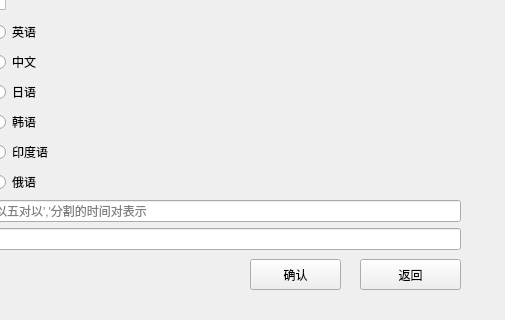
Old version of the form gui/Update/update.ui in the repository MoefulYe/volunteerManagementSystem; both pictures show x 140 to 645 and y 621 to 941 of the 645 by 941 pixel window.
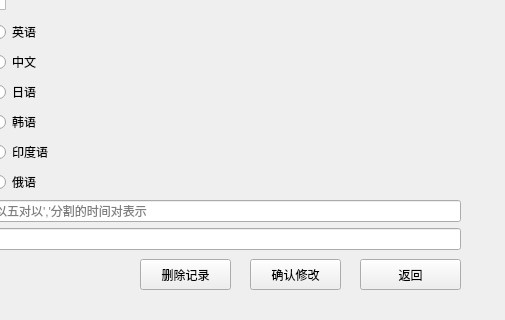
New version of the form.

Diff of the .ui file:
```diff
--- a/gui/Update/update.ui
+++ b/gui/Update/update.ui
@@ -275,7 +275,20 @@
     </rect>
    </property>
    <property name="text">
-    <string>确认</string>
+    <string>确认修改</string>
+   </property>
+  </widget>
+  <widget class="QPushButton" name="pushButton_3">
+   <property name="geometry">
+    <rect>
+     <x>280</x>
+     <y>880</y>
+     <width>91</width>
+     <height>31</height>
+    </rect>
+   </property>
+   <property name="text">
+    <string>删除记录</string>
    </property>
   </widget>
  </widget>
```
